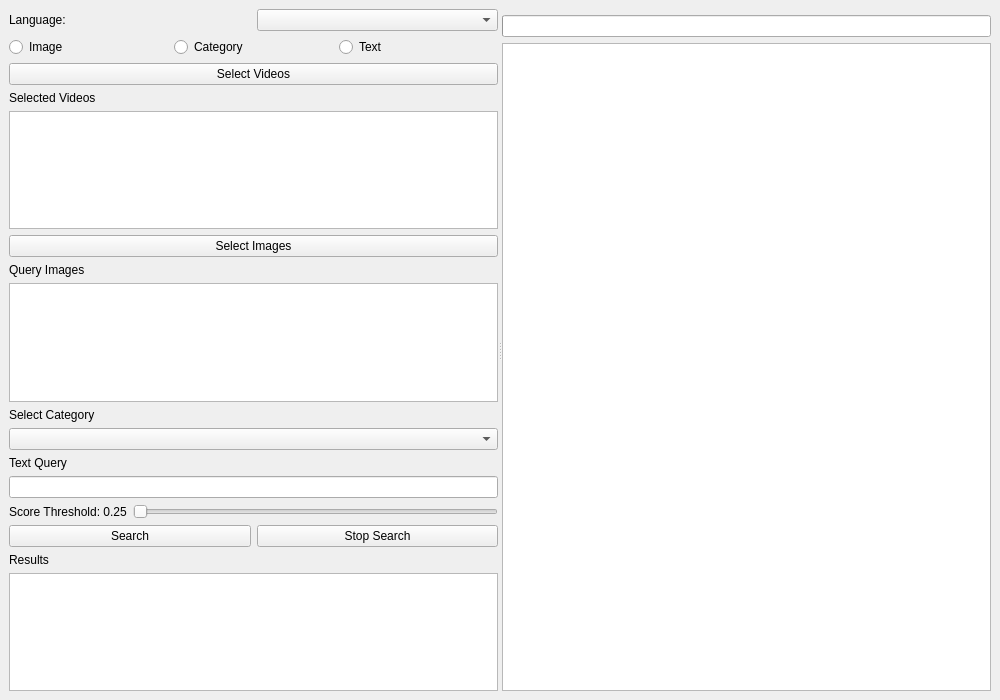
This is main.ui in y5254y/VideoSearch as Qt 5 draws it before an edit. The edited form follows.
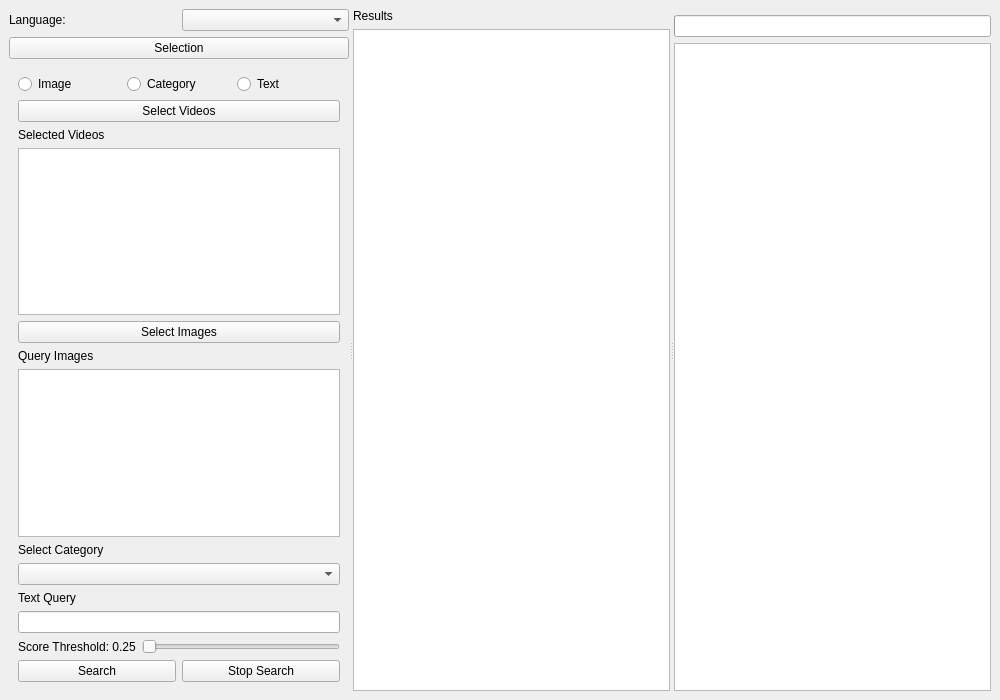
This is the edited form.

What changed in the file:
```diff
--- a/main.ui
+++ b/main.ui
@@ -33,6 +33,18 @@
           </item>
          </layout>
         </item>
+        <!-- Collapsible header (selection) -->
+        <item>
+         <widget class="QPushButton" name="header_selection">
+          <property name="text">
+           <string>Selection</string>
+          </property>
+         </widget>
+        </item>
+        <!-- Selection container holds the selection controls -->
+        <item>
+         <widget class="QWidget" name="selectionContainer">
+          <layout class="QVBoxLayout" name="selectionLayout">
         <item>
          <layout class="QHBoxLayout" name="modeLayout">
           <item>
@@ -148,6 +160,16 @@
           </item>
          </layout>
         </item>
+          </layout>
+         </widget>
+        </item>
+       </layout>
+      </widget>
+      <!-- CENTER PANEL -->
+      <widget class="QWidget" name="centerPanel">
+       <layout class="QVBoxLayout" name="centerLayout">
+        <item>
+         <layout class="QHBoxLayout" name="centerHeaderLayout">
         <item>
          <widget class="QLabel" name="lbl_results">
           <property name="text">
@@ -155,11 +177,14 @@
           </property>
          </widget>
         </item>
+         </layout>
+        </item>
         <item>
          <widget class="QListWidget" name="list_results"/>
         </item>
        </layout>
       </widget>
+      <!-- RIGHT PANEL -->
       <widget class="QWidget" name="rightPanel">
        <layout class="QVBoxLayout" name="rightLayout">
         <item>
```
Left out of the diff: 1 changed line with no effect on the pictures. Lines whose indentation alone changed are shown as unchanged.
